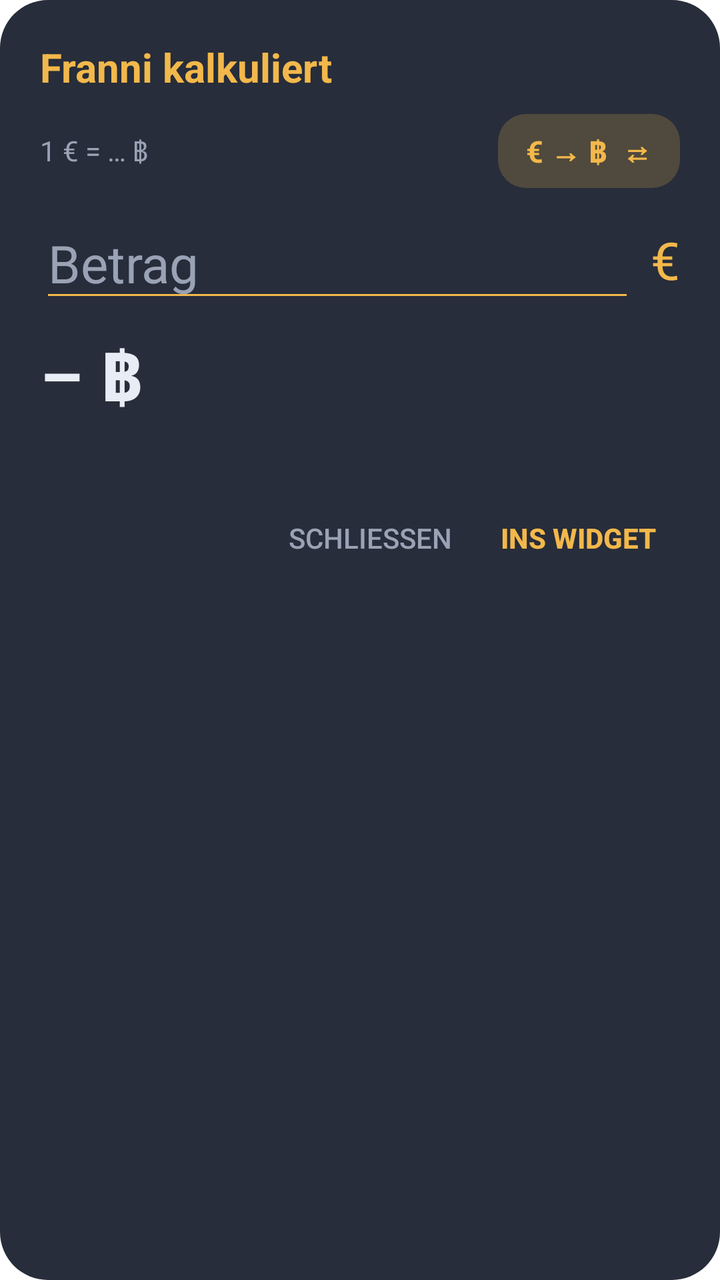
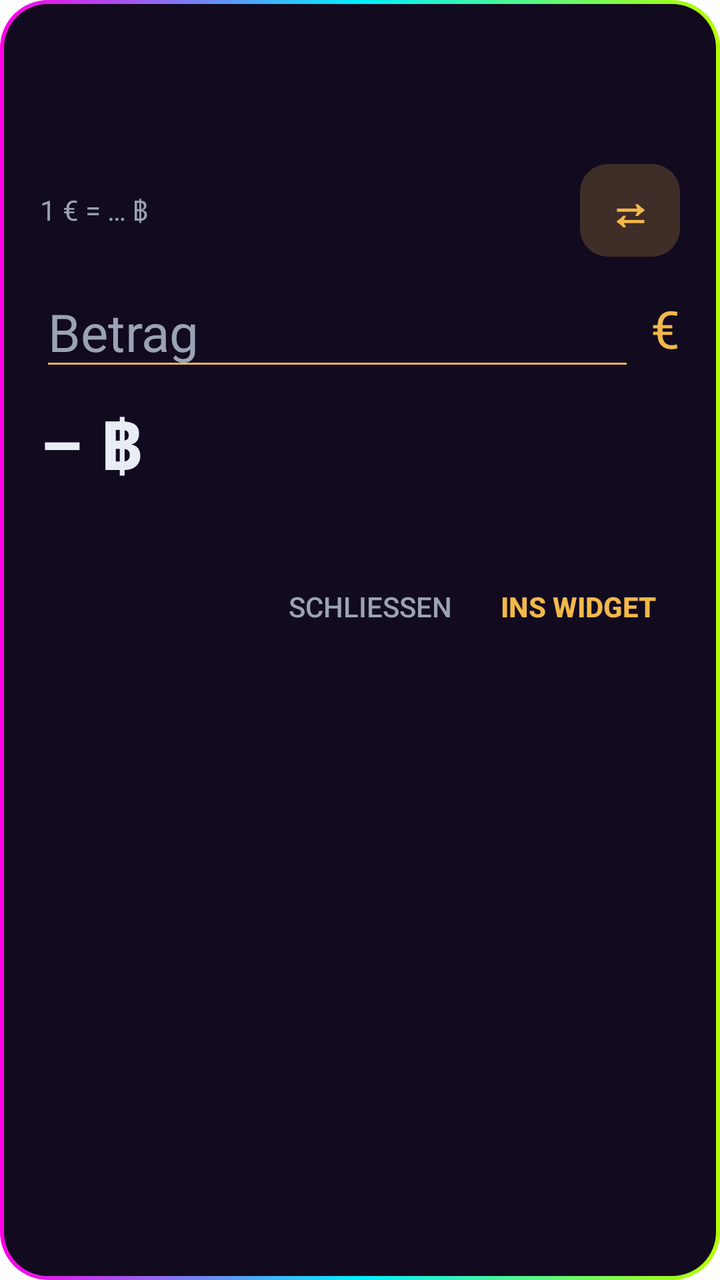

The first picture is an Android layout as it rendered before a commit; the second is the same layout after the commit. The layout source and the unified diff follow.
<!-- AndroidManifest.xml: activity theme ConvertDialog -->
<!-- res/layout/activity_convert.xml -->
<?xml version="1.0" encoding="utf-8"?>
<LinearLayout xmlns:android="http://schemas.android.com/apk/res/android"
    android:layout_width="320dp"
    android:layout_height="wrap_content"
    android:background="@drawable/dialog_bg"
    android:orientation="vertical"
    android:padding="20dp">

    <TextView
        android:layout_width="match_parent"
        android:layout_height="wrap_content"
        android:layout_marginBottom="10dp"
        android:text="@string/app_name"
        android:textColor="@color/accent"
        android:textSize="20sp"
        android:textStyle="bold" />

    <LinearLayout
        android:layout_width="match_parent"
        android:layout_height="wrap_content"
        android:orientation="horizontal"
        android:gravity="center_vertical">

        <TextView
            android:id="@+id/rate_line"
            android:layout_width="0dp"
            android:layout_height="wrap_content"
            android:layout_weight="1"
            android:text="1 € = … ฿"
            android:textColor="@color/text_dim"
            android:textSize="14sp" />

        <TextView
            android:id="@+id/swap"
            android:layout_width="wrap_content"
            android:layout_height="wrap_content"
            android:background="@drawable/chip_bg"
            android:paddingStart="14dp"
            android:paddingEnd="14dp"
            android:paddingTop="8dp"
            android:paddingBottom="8dp"
            android:text="€ → ฿  ⇄"
            android:textColor="@color/accent"
            android:textSize="15sp"
            android:textStyle="bold" />
    </LinearLayout>

    <LinearLayout
        android:layout_width="match_parent"
        android:layout_height="wrap_content"
        android:layout_marginTop="10dp"
        android:orientation="horizontal"
        android:gravity="center_vertical">

        <EditText
            android:id="@+id/input"
            android:layout_width="0dp"
            android:layout_height="wrap_content"
            android:layout_weight="1"
            android:digits="0123456789,."
            android:hint="Betrag"
            android:imeOptions="actionDone"
            android:inputType="numberDecimal"
            android:maxLines="1"
            android:textColor="@color/text"
            android:textColorHint="@color/text_dim"
            android:backgroundTint="@color/accent"
            android:textSize="26sp" />

        <TextView
            android:id="@+id/input_currency"
            android:layout_width="wrap_content"
            android:layout_height="wrap_content"
            android:paddingStart="8dp"
            android:text="€"
            android:textColor="@color/accent"
            android:textSize="26sp" />
    </LinearLayout>

    <TextView
        android:id="@+id/result"
        android:layout_width="match_parent"
        android:layout_height="wrap_content"
        android:layout_marginTop="8dp"
        android:text="– ฿"
        android:textColor="@color/text"
        android:textSize="34sp"
        android:textStyle="bold" />

    <TextView
        android:id="@+id/status_line"
        android:layout_width="match_parent"
        android:layout_height="wrap_content"
        android:layout_marginTop="2dp"
        android:textColor="@color/text_dim"
        android:textSize="12sp" />

    <LinearLayout
        android:layout_width="match_parent"
        android:layout_height="wrap_content"
        android:layout_marginTop="16dp"
        android:gravity="end"
        android:orientation="horizontal">

        <Button
            android:id="@+id/cancel"
            style="?android:attr/borderlessButtonStyle"
            android:layout_width="wrap_content"
            android:layout_height="wrap_content"
            android:text="Schließen"
            android:textColor="@color/text_dim" />

        <Button
            android:id="@+id/save"
            style="?android:attr/borderlessButtonStyle"
            android:layout_width="wrap_content"
            android:layout_height="wrap_content"
            android:text="Ins Widget"
            android:textColor="@color/accent"
            android:textStyle="bold" />
    </LinearLayout>
</LinearLayout>
<!-- resources referenced by this layout -->
<resources>
  <color name="accent">#FFF2B84B</color>
  <color name="text">#FFE8ECF4</color>
  <color name="text_dim">#FF9AA3B5</color>
  <!-- drawable chip_bg (drawable) -->
  <?xml version="1.0" encoding="utf-8"?>
  <shape xmlns:android="http://schemas.android.com/apk/res/android" android:shape="rectangle">
      <solid android:color="#33F2B84B" />
      <corners android:radius="14dp" />
  </shape>
  <!-- drawable dialog_bg (drawable) -->
  <?xml version="1.0" encoding="utf-8"?>
  <shape xmlns:android="http://schemas.android.com/apk/res/android" android:shape="rectangle">
      <solid android:color="@color/bg" />
      <corners android:radius="24dp" />
  </shape>
  <string name="app_name">Franni kalkuliert</string>
  <style name="ConvertDialog" parent="android:Theme.DeviceDefault.Dialog.NoActionBar">
          <item name="android:windowBackground">@android:color/transparent</item>
          <item name="android:windowIsFloating">true</item>
          <item name="android:windowCloseOnTouchOutside">true</item>
          <item name="android:backgroundDimEnabled">true</item>
          <item name="android:colorAccent">@color/accent</item>
      </style>
  <color name="bg">#F21C2230</color>
</resources>

<!-- the commit's change to res/layout/activity_convert.xml (unified diff, before → after) -->
@@ -6,14 +6,13 @@
     android:orientation="vertical"
     android:padding="20dp">
 
-    <TextView
+    <ImageView
+        android:id="@+id/title_art"
         android:layout_width="match_parent"
-        android:layout_height="wrap_content"
+        android:layout_height="52dp"
         android:layout_marginBottom="10dp"
-        android:text="@string/app_name"
-        android:textColor="@color/accent"
-        android:textSize="20sp"
-        android:textStyle="bold" />
+        android:contentDescription="@string/app_name"
+        android:scaleType="fitStart" />
 
     <LinearLayout
         android:layout_width="match_parent"
@@ -39,9 +38,9 @@
             android:paddingEnd="14dp"
             android:paddingTop="8dp"
             android:paddingBottom="8dp"
-            android:text="€ → ฿  ⇄"
+            android:text="⇄"
             android:textColor="@color/accent"
-            android:textSize="15sp"
+            android:textSize="22sp"
             android:textStyle="bold" />
     </LinearLayout>
 
<!-- resource entries referenced after the edit -->
@@ -11,11 +11,25 @@
   </shape>
   <!-- drawable dialog_bg (drawable) -->
   <?xml version="1.0" encoding="utf-8"?>
-  <shape xmlns:android="http://schemas.android.com/apk/res/android" android:shape="rectangle">
-      <solid android:color="@color/bg" />
-      <corners android:radius="24dp" />
-  </shape>
-  <string name="app_name">Franni kalkuliert</string>
+  <layer-list xmlns:android="http://schemas.android.com/apk/res/android">
+      <item>
+          <shape android:shape="rectangle">
+              <gradient
+                  android:angle="0"
+                  android:startColor="#FFFF00E5"
+                  android:centerColor="#FF00F0FF"
+                  android:endColor="#FFB6FF00" />
+              <corners android:radius="24dp" />
+          </shape>
+      </item>
+      <item android:left="2dp" android:top="2dp" android:right="2dp" android:bottom="2dp">
+          <shape android:shape="rectangle">
+              <solid android:color="@color/bg" />
+              <corners android:radius="22dp" />
+          </shape>
+      </item>
+  </layer-list>
+  <string name="app_name">Alex rechnet</string>
   <style name="ConvertDialog" parent="android:Theme.DeviceDefault.Dialog.NoActionBar">
           <item name="android:windowBackground">@android:color/transparent</item>
           <item name="android:windowIsFloating">true</item>
@@ -23,6 +37,6 @@
           <item name="android:backgroundDimEnabled">true</item>
           <item name="android:colorAccent">@color/accent</item>
       </style>
-  <color name="bg">#F21C2230</color>
+  <color name="bg">#FF120A1F</color>
 </resources>
 
